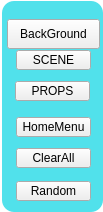
Above: MainMenu.ui from lznt/p2Scripts before the change. Below: the same form after it.
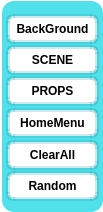
That is the form after the change.

Patch:
```diff
--- a/MainMenu.ui
+++ b/MainMenu.ui
@@ -21,8 +21,75 @@
   </property>
   <property name="styleSheet">
    <string notr="true">QWidget#MainMenu { background-color: transparent; }
-QFrame#frame { background-color: rgba(33, 217, 229, 200);
+QFrame#frame { background-color: rgba(33, 217, 229,200);
  border-radius: 12px;}
+
+QPushButton#BackgroundBtn{color:black;
+background-color: white;
+ border-width: 4px;
+ border-color: rgba(29,158,166,55);
+ border-style: solid;
+ border-radius: 7;
+ padding: 3px;
+ font-size: 12px;
+font:bold;
+ padding-left: 5px;
+ padding-right: 5px;}
+QPushButton#SceneBtn{color:black;
+background-color: white;
+ border-width: 4px;
+ border-color: rgba(29,158,166,55);
+ border-style: solid;
+ border-radius: 7;
+ padding: 3px;
+ font-size: 12px;
+font:bold;
+ padding-left: 5px;
+ padding-right: 5px;}
+QPushButton#PropBtn{color:black;
+background-color: white;
+ border-width: 4px;
+ border-color: rgba(29,158,166,55);
+ border-style: solid;
+ border-radius: 7;
+ padding: 3px;
+ font-size: 12px;
+font:bold;
+ padding-left: 5px;
+ padding-right: 5px;}
+QPushButton#ClearMenuBtn{color:black;
+background-color: white;
+ border-width: 4px;
+ border-color: rgba(29,158,166,55);
+ border-style: solid;
+ border-radius: 7;
+ padding: 3px;
+ font-size: 12px;
+font:bold;
+ padding-left: 5px;
+ padding-right: 5px;}
+QPushButton#ClearEntityBtn{color:black;
+background-color: white;
+ border-width: 4px;
+ border-color: rgba(29,158,166,55);
+ border-style: solid;
+ border-radius: 7;
+ padding: 3px;
+ font-size: 12px;
+font:bold;
+ padding-left: 5px;
+ padding-right: 5px;}
+QPushButton#RandomBtn{color:black;
+background-color: white;
+ border-width: 4px;
+ border-color: rgba(29,158,166,55);
+ border-style: solid;
+ border-radius: 7;
+ padding: 3px;
+ font-size: 12px;
+font:bold;
+ padding-left: 5px;
+ padding-right: 5px;}
 </string>
   </property>
   <widget class="QFrame" name="frame">
@@ -43,8 +110,8 @@
    <widget class="QPushButton" name="BackgroundBtn">
     <property name="geometry">
      <rect>
-      <x>5</x>
-      <y>18</y>
+      <x>4</x>
+      <y>13</y>
       <width>93</width>
       <height>30</height>
      </rect>
@@ -65,10 +132,10 @@
    <widget class="QPushButton" name="PropBtn">
     <property name="geometry">
      <rect>
-      <x>13</x>
-      <y>80</y>
-      <width>75</width>
-      <height>20</height>
+      <x>4</x>
+      <y>75</y>
+      <width>93</width>
+      <height>30</height>
      </rect>
     </property>
     <property name="mouseTracking">
@@ -81,10 +148,10 @@
    <widget class="QPushButton" name="SceneBtn">
     <property name="geometry">
      <rect>
-      <x>14</x>
-      <y>49</y>
-      <width>75</width>
-      <height>20</height>
+      <x>4</x>
+      <y>44</y>
+      <width>93</width>
+      <height>30</height>
      </rect>
     </property>
     <property name="mouseTracking">
@@ -100,10 +167,10 @@
    <widget class="QPushButton" name="ClearMenuBtn">
     <property name="geometry">
      <rect>
-      <x>14</x>
-      <y>116</y>
-      <width>75</width>
-      <height>20</height>
+      <x>4</x>
+      <y>107</y>
+      <width>93</width>
+      <height>30</height>
      </rect>
     </property>
     <property name="mouseTracking">
@@ -119,10 +186,10 @@
    <widget class="QPushButton" name="ClearEntityBtn">
     <property name="geometry">
      <rect>
-      <x>14</x>
-      <y>147</y>
-      <width>75</width>
-      <height>20</height>
+      <x>4</x>
+      <y>139</y>
+      <width>93</width>
+      <height>30</height>
      </rect>
     </property>
     <property name="mouseTracking">
@@ -138,10 +205,10 @@
    <widget class="QPushButton" name="RandomBtn">
     <property name="geometry">
      <rect>
-      <x>14</x>
-      <y>180</y>
-      <width>75</width>
-      <height>20</height>
+      <x>4</x>
+      <y>170</y>
+      <width>93</width>
+      <height>30</height>
      </rect>
     </property>
     <property name="mouseTracking">
```
